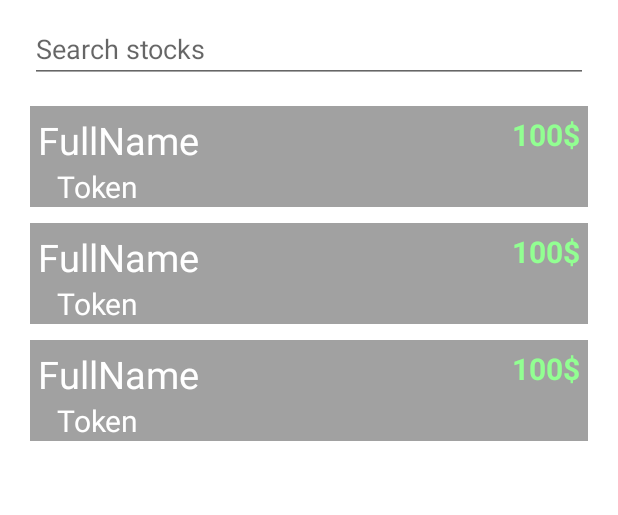
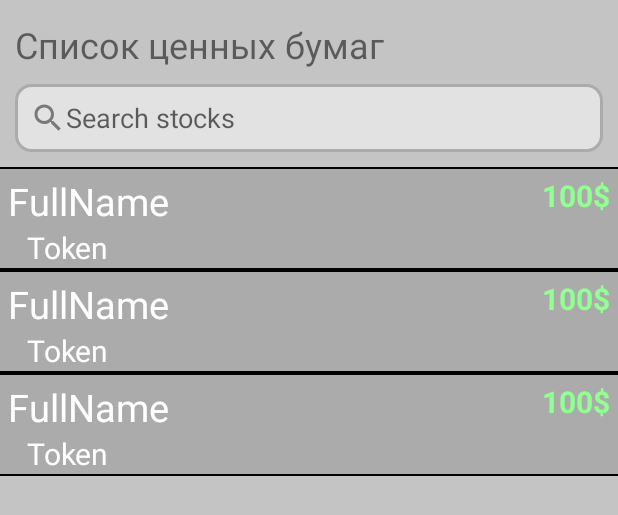
Before and after one commit to EnderSim/investment_app, an Android app: the layout activity_search.xml on its own in the app's theme, with its tools: preview values and no code run, on a phone screen of 412 x 824 dp. Shown: the top 515 px of the screen. Run offline under Robolectric (Android 15) with nearby library versions, the phone set to English and light mode, and no system bars.

Commit message:
Second version of Search Stocks (Update 1)

```diff
--- a/app/src/main/java/com/example/investment_app/SearchActivity.kt
+++ b/app/src/main/java/com/example/investment_app/SearchActivity.kt
@@ -5,14 +5,13 @@ import android.text.Editable
 import android.text.TextWatcher
 import android.util.Log
 import android.widget.EditText
+import androidx.appcompat.widget.SearchView
 import androidx.appcompat.app.AppCompatActivity
-import androidx.appcompat.widget.SearchView
 import androidx.recyclerview.widget.LinearLayoutManager
 import androidx.recyclerview.widget.RecyclerView
 import com.example.investment_app.network.AlorAPI
 import com.example.investment_app.search_stocks.Stock
 import com.example.investment_app.search_stocks.StockAdapter
-import com.example.stocksapptest.StockServiceHelper
 
 
 class SearchActivity : AppCompatActivity() {
@@ -24,6 +23,20 @@ class SearchActivity : AppCompatActivity() {
         setContentView(R.layout.activity_search)
 
         init()
+
+//        val search = findViewById<SearchView>(R.id.sv_search)
+//
+//        search.setOnQueryTextListener(object : SearchView.OnQueryTextListener {
+//            override fun onQueryTextSubmit(newText: String?): Boolean {
+//                return false
+//            }
+//
+//            override fun onQueryTextChange(query: String?): Boolean {
+//                adapter.filter(query)
+//                return false
+//            }
+//
+//        })
 
         val search = findViewById<EditText>(R.id.sv_search)
 
@@ -38,6 +51,7 @@ class SearchActivity : AppCompatActivity() {
     }
 
     private fun init() {
+
         val runnable = Runnable {
 
             val stockNamesJSONArray = AlorAPI.getStocks()
@@ -49,7 +63,7 @@ class SearchActivity : AppCompatActivity() {
                 stockList.add(Stock(
                     stockNamesJSONArray.getJSONObject(i).get("shortname").toString(),
                     symbol,
-                    AlorAPI.getPrice(symbol)
+                    AlorAPI.getPrice(symbol),
                 ))
             }
             stocksMax = stockList.toList()
@@ -60,11 +74,13 @@ class SearchActivity : AppCompatActivity() {
                 val recyclerView = findViewById<RecyclerView>(R.id.rv_search)
                 recyclerView.layoutManager = LinearLayoutManager(this)
                 recyclerView.adapter = adapter
+                Log.d("SetAdapter", "success")
             }
 
         }
 
         val thread = Thread(runnable)
         thread.start()
+
     }
 }
--- a/app/src/main/java/com/example/investment_app/search_stocks/StockAdapter.kt
+++ b/app/src/main/java/com/example/investment_app/search_stocks/StockAdapter.kt
@@ -10,6 +10,7 @@ import android.widget.TextView
 import androidx.constraintlayout.widget.ConstraintLayout
 import androidx.recyclerview.widget.RecyclerView
 import com.example.investment_app.R
+import com.example.investment_app.network.AlorAPI
 
 data class Stock(
     var fullName : String,
@@ -37,9 +38,6 @@ class StockAdapter(
 
     override fun onBindViewHolder(holder: StockHolder, position: Int) {
 
-//        if (stocks[position].fullName.length > 22) {
-//            holder.stockFullName.text = stocks[position].fullName.substring(0, 21)+"..."
-//        }
         holder.stockFullName.text = stocks[position].fullName
 
         holder.stockName.text = stocks[position].symbol
@@ -58,8 +56,8 @@ class StockAdapter(
     override fun getItemCount(): Int = stocks.size
 
     fun filter(text : String?) {
-        if (text == null || text == "") {
-            stocks = maxStocks.toList()
+        stocks = if (text == null || text == "") {
+            maxStocks.toList()
         } else {
             val resList = mutableListOf<Stock>()
             for (el in maxStocks) {
@@ -68,7 +66,7 @@ class StockAdapter(
                     resList.add(el)
                 }
             }
-            stocks = resList.toList()
+            resList.toList()
         }
         notifyDataSetChanged()
     }
--- /dev/null
+++ b/app/src/main/res/drawable-anydpi/loupe.xml
@@ -0,0 +1,11 @@
+<vector xmlns:android="http://schemas.android.com/apk/res/android"
+    android:width="24dp"
+    android:height="24dp"
+    android:viewportWidth="24"
+    android:viewportHeight="24"
+    android:tint="#333333"
+    android:alpha="0.6">
+  <path
+      android:fillColor="@android:color/white"
+      android:pathData="M15.5,14h-0.79l-0.28,-0.27C15.41,12.59 16,11.11 16,9.5 16,5.91 13.09,3 9.5,3S3,5.91 3,9.5 5.91,16 9.5,16c1.61,0 3.09,-0.59 4.23,-1.57l0.27,0.28v0.79l5,4.99L20.49,19l-4.99,-5zM9.5,14C7.01,14 5,11.99 5,9.5S7.01,5 9.5,5 14,7.01 14,9.5 11.99,14 9.5,14z"/>
+</vector>
--- /dev/null
+++ b/app/src/main/res/drawable/search_stock.xml
@@ -0,0 +1,12 @@
+<?xml version="1.0" encoding="utf-8"?>
+<layer-list xmlns:android="http://schemas.android.com/apk/res/android">
+    <item>
+        <shape
+            android:shape="rectangle">
+            <stroke android:width="1dp" android:color="#303030" />
+            <solid android:color="#E2E2E2" />
+            <stroke android:width="2dp" android:color="#ababab"/>
+            <corners android:radius="10dp"/>
+        </shape>
+    </item>
+</layer-list>
--- a/app/src/main/res/layout/activity_search.xml
+++ b/app/src/main/res/layout/activity_search.xml
@@ -3,6 +3,7 @@
     xmlns:app="http://schemas.android.com/apk/res-auto"
     xmlns:tools="http://schemas.android.com/tools"
     android:layout_width="match_parent"
+    android:background="#c4c4c4"
     android:layout_height="match_parent"
     tools:context=".MainActivity">
 
@@ -17,18 +18,32 @@
         app:layout_constraintTop_toBottomOf="@+id/sv_search"
         tools:listitem="@layout/stock_item" />
 
-    <EditText
-        android:id="@+id/sv_search"
-        android:layout_width="match_parent"
+    <TextView
+        android:id="@+id/textView2"
+        android:layout_width="wrap_content"
         android:layout_height="wrap_content"
-        android:layout_marginStart="20dp"
-        android:layout_marginTop="10dp"
-        android:layout_marginEnd="20dp"
-        android:hint="Search stocks"
-        android:iconifiedByDefault="false"
-        android:queryHint="Search stock"
-        app:layout_constraintEnd_toEndOf="parent"
+        android:layout_marginStart="10dp"
+        android:layout_marginTop="13dp"
+        android:text="Список ценных бумаг"
+        android:textSize="24sp"
         app:layout_constraintStart_toStartOf="parent"
         app:layout_constraintTop_toTopOf="parent" />
 
+    <EditText
+        android:id="@+id/sv_search"
+        android:background="@drawable/search_stock"
+        android:layout_width="match_parent"
+        android:layout_height="45dp"
+        android:layout_marginStart="10dp"
+        android:layout_marginTop="10dp"
+        android:layout_marginEnd="10dp"
+        android:paddingHorizontal="10dp"
+        android:ems="10"
+        android:drawableLeft="@drawable/loupe"
+        android:hint="Search stocks"
+        android:inputType="textPersonName"
+        app:layout_constraintEnd_toEndOf="parent"
+        app:layout_constraintStart_toStartOf="parent"
+        app:layout_constraintTop_toBottomOf="@+id/textView2" />
+
 </androidx.constraintlayout.widget.ConstraintLayout>
--- a/app/src/main/res/layout/stock_item.xml
+++ b/app/src/main/res/layout/stock_item.xml
@@ -4,9 +4,8 @@
     android:layout_width="match_parent"
     android:layout_height="wrap_content"
     xmlns:app="http://schemas.android.com/apk/res-auto"
-    android:layout_marginVertical="5dp"
-    android:layout_marginHorizontal="20dp"
-    android:background="#A1A1A1"
+
+    android:background="#ababab"
     android:id="@+id/stockItem"
     >
 
@@ -57,5 +56,23 @@
         app:layout_constraintEnd_toEndOf="parent"
         app:layout_constraintTop_toBottomOf="@+id/stockPrice" />
 
+    <LinearLayout
+        android:layout_width="0dp"
+        android:layout_height="1dp"
+        android:background="@color/black"
+        android:orientation="horizontal"
+        app:layout_constraintEnd_toEndOf="parent"
+        app:layout_constraintStart_toStartOf="parent"
+        app:layout_constraintTop_toBottomOf="@+id/stockName"></LinearLayout>
+
+    <LinearLayout
+        android:layout_width="match_parent"
+        android:layout_height="1dp"
+        android:background="@color/black"
+        android:orientation="horizontal"
+        app:layout_constraintEnd_toEndOf="parent"
+        app:layout_constraintStart_toStartOf="parent"
+        app:layout_constraintTop_toTopOf="parent"></LinearLayout>
+
 
 </androidx.constraintlayout.widget.ConstraintLayout>
```
Also changed, not shown: app/src/main/res/drawable-hdpi/loupe.png (added), app/src/main/res/drawable-mdpi/loupe.png (added), app/src/main/res/drawable-xhdpi/loupe.png (added), app/src/main/res/drawable-xxhdpi/loupe.png (added).
